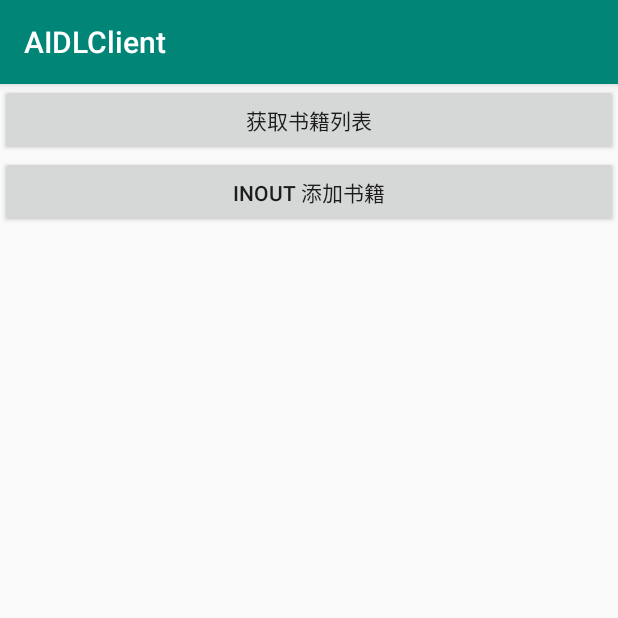
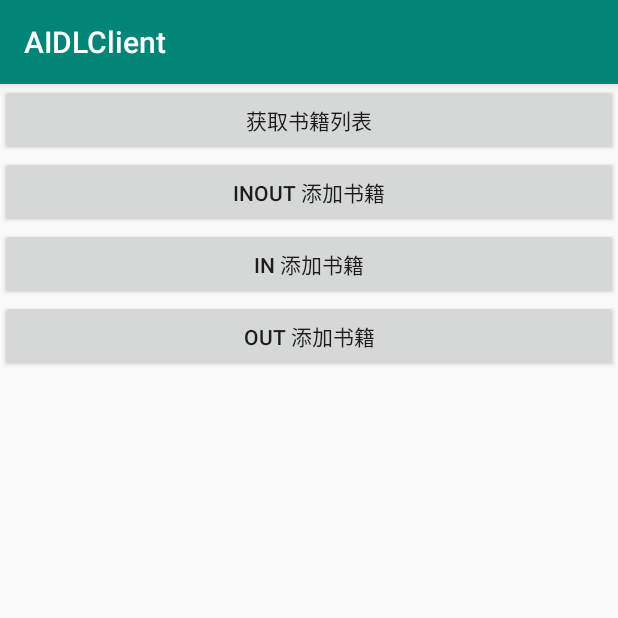
Before and after one commit to liuuuu/AIDLDemo, an Android app: the screen it shows after launch (MainActivity), on a phone screen of 412 x 824 dp, the top half of it. Run offline under Robolectric (Android 15) with nearby library versions, the phone set to English and light mode, and no system bars; 1 statement that could not run was skipped.

Commit message:
定向Tag：InOut、In 和 Out。

```diff
--- a/client/src/main/java/com/liuuuu/server/Book.java
+++ b/client/src/main/java/com/liuuuu/server/Book.java
@@ -6,6 +6,10 @@ import android.os.Parcelable;
 public class Book implements Parcelable {
 
     private String name;
+
+    public Book() {
+        this("null");
+    }
 
     public Book(String name) {
         this.name = name;
--- a/client/src/main/res/layout/activity_main.xml
+++ b/client/src/main/res/layout/activity_main.xml
@@ -17,5 +17,15 @@
         android:layout_width="match_parent"
         android:layout_height="wrap_content"
         android:text="InOut 添加书籍" />
+    <Button
+        android:id="@+id/btn_addBook_in"
+        android:layout_width="match_parent"
+        android:layout_height="wrap_content"
+        android:text="In 添加书籍" />
+    <Button
+        android:id="@+id/btn_addBook_out"
+        android:layout_width="match_parent"
+        android:layout_height="wrap_content"
+        android:text="Out 添加书籍" />
 
 </LinearLayout>
--- a/server/src/main/java/com/liuuuu/server/Book.java
+++ b/server/src/main/java/com/liuuuu/server/Book.java
@@ -6,6 +6,10 @@ import android.os.Parcelable;
 public class Book implements Parcelable {
 
     private String name;
+
+    public Book() {
+        this("null");
+    }
 
     public Book(String name) {
         this.name = name;
```
Also changed, not shown: client/src/main/java/com/liuuuu/client/MainActivity.java (+27 -1 lines), server/src/main/java/com/liuuuu/server/AIDLService.java (+20 -0 lines), client/src/main/aidl/com/liuuuu/server/BookController.aidl, server/src/main/aidl/com/liuuuu/server/BookController.aidl.
